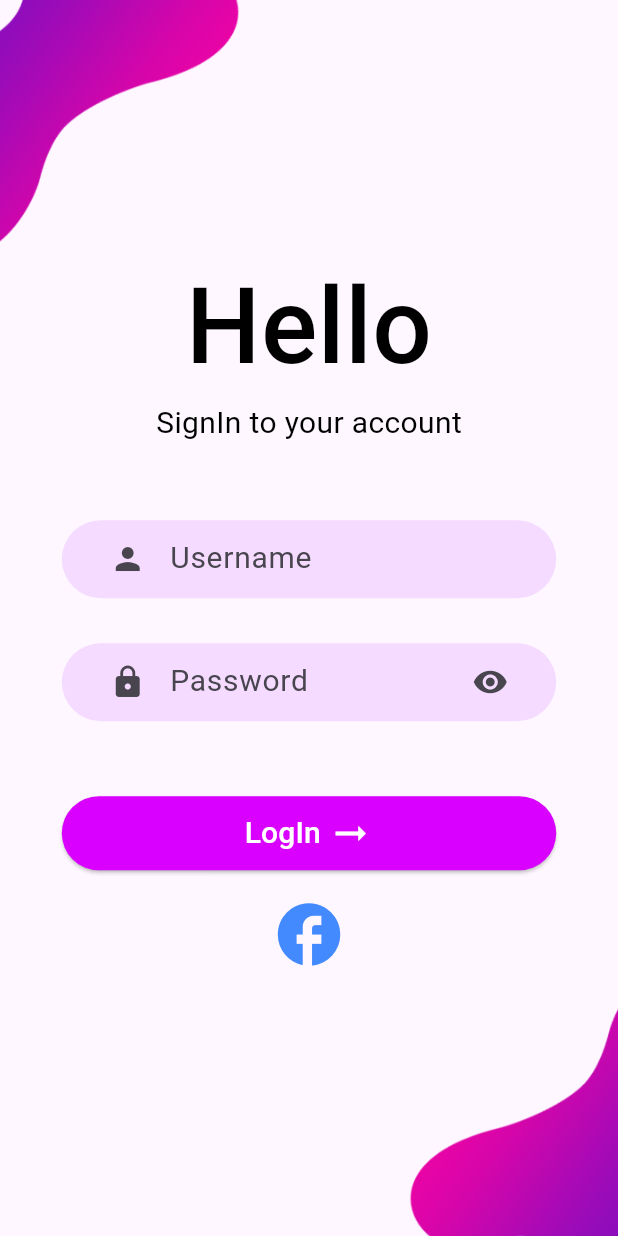
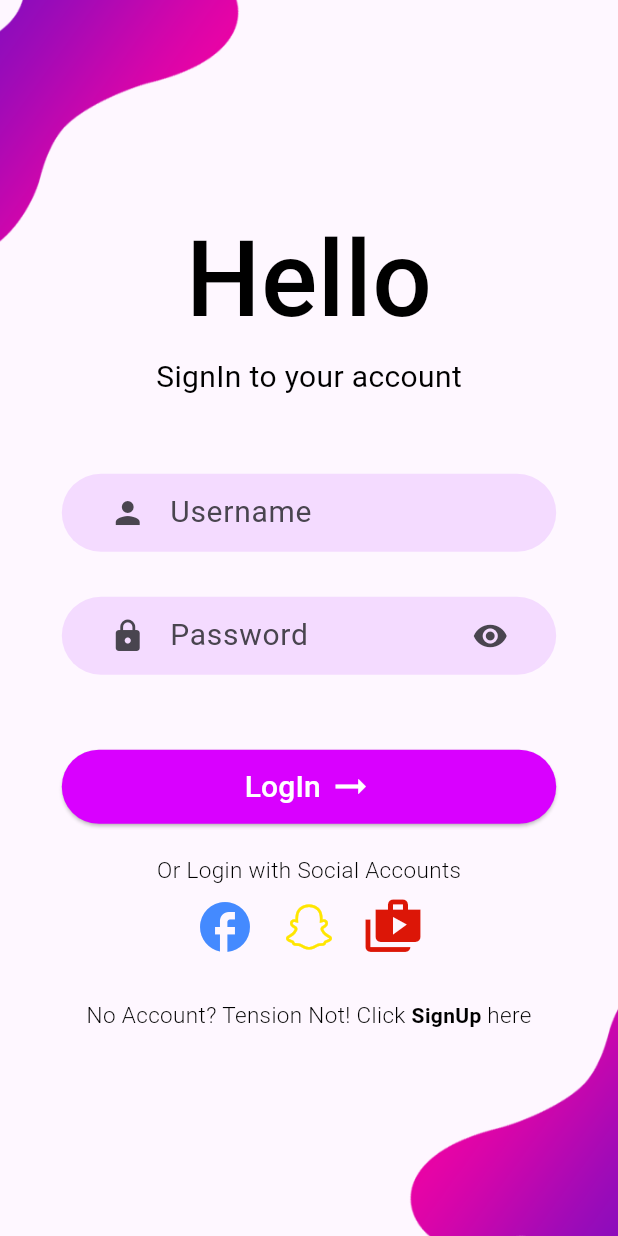
Before and after one commit to meetshaheer/Log-In-Sign-Up-UI, a Flutter app: the screen it shows after launch, on a phone screen of 412 x 824 dp. Run offline on Flutter 3.47's test engine with Material 3 defaults, Android fonts, the phone set to English and light mode, and no system bars.

Commit message:
updated with sign up link with gesture dedecture

```diff
--- a/login/lib/LoginScreen/components/body.dart
+++ b/login/lib/LoginScreen/components/body.dart
@@ -164,18 +164,64 @@ class _bodyState extends State<body> {
                 ),
               ),
             ),
-            SizedBox(
-              height: 10,
+            const SizedBox(
+              height: 20,
+            ),
+            const customtext(
+              text: "Or Login with Social Accounts",
+              textColor: Colors.black,
+              textSize: 15,
+              textBoldness: FontWeight.w300,
             ),
             Row(
               mainAxisAlignment: MainAxisAlignment.center,
               children: [
-
                 customIconButon(
                     onpressed: () {},
                     icon: Icons.facebook,
                     iconColor: Colors.blueAccent,
-                    iconSize: 50)
+                    iconSize: 40),
+                customIconButon(
+                    onpressed: () {},
+                    icon: Icons.snapchat_rounded,
+                    iconColor: const Color.fromARGB(255, 255, 230, 0),
+                    iconSize: 40),
+                customIconButon(
+                    onpressed: () {},
+                    icon: Icons.shop_two,
+                    iconColor: const Color.fromARGB(255, 220, 22, 7),
+                    iconSize: 40)
+              ],
+            ),
+            SizedBox(
+              height: 20,
+            ),
+            Row(
+              mainAxisAlignment: MainAxisAlignment.center,
+              children: [
+                const customtext(
+                  text: "No Account? Tension Not! Click ",
+                  textColor: Colors.black,
+                  textSize: 15,
+                  textBoldness: FontWeight.w300,
+                ),
+                GestureDetector(
+                  onTap: () {
+                    Navigator.push(context,
+                        MaterialPageRoute(builder: (context) => welcom()));
+                  },
+                  child: const customtext(
+                    text: "SignUp ",
+                    textColor: Colors.black,
+                    textBoldness: FontWeight.bold,
+                  ),
+                ),
+                const customtext(
+                  text: "here",
+                  textColor: Colors.black,
+                  textSize: 15,
+                  textBoldness: FontWeight.w300,
+                )
               ],
             )
           ],
```
